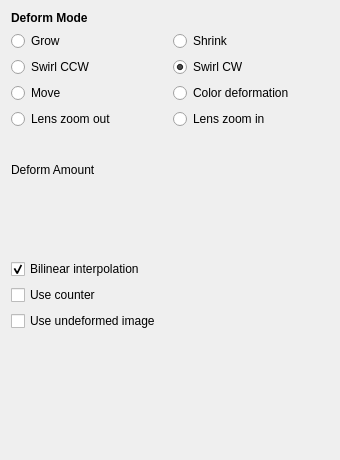
Old version of the form krita/plugins/paintops/deform/wdgdeformoptions.ui in the repository KDE/krita.
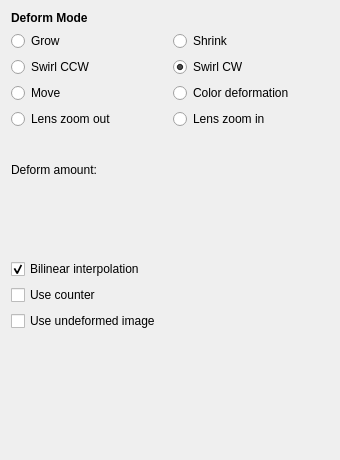
New version of the form. Custom widgets are drawn as their Qt base class.

What changed in the file:
```diff
--- a/krita/plugins/paintops/deform/wdgdeformoptions.ui
+++ b/krita/plugins/paintops/deform/wdgdeformoptions.ui
@@ -128,7 +128,7 @@
           </font>
          </property>
          <property name="text">
-          <string>Deform Amount</string>
+          <string>Deform amount:</string>
          </property>
         </widget>
        </item>
```
